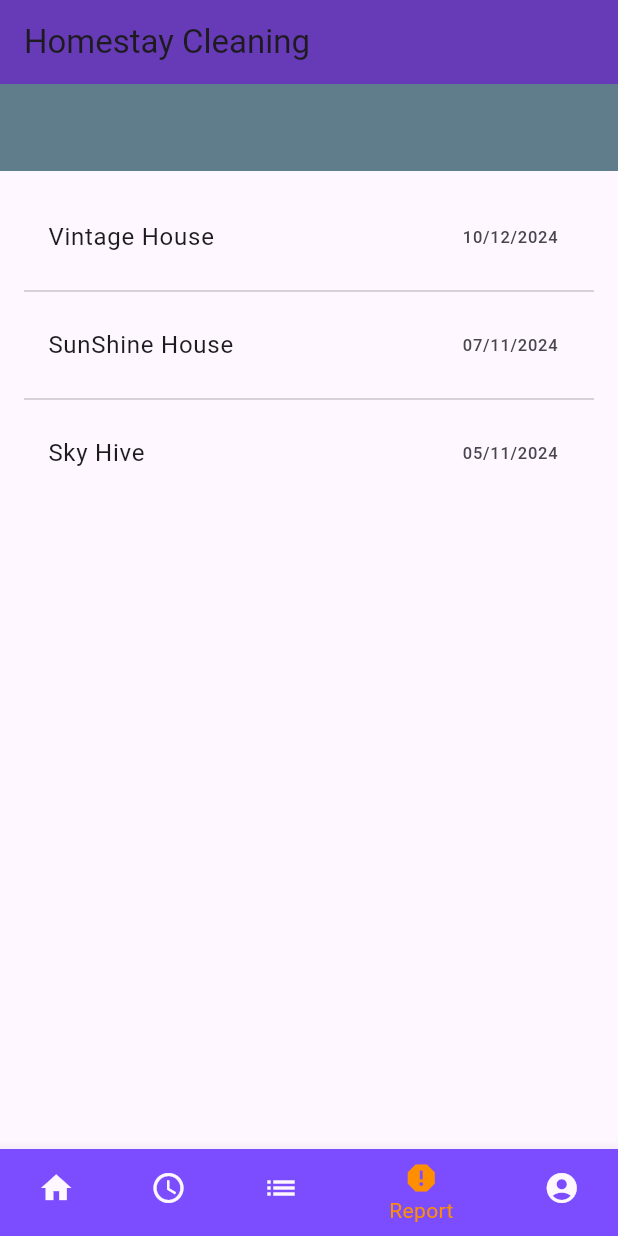
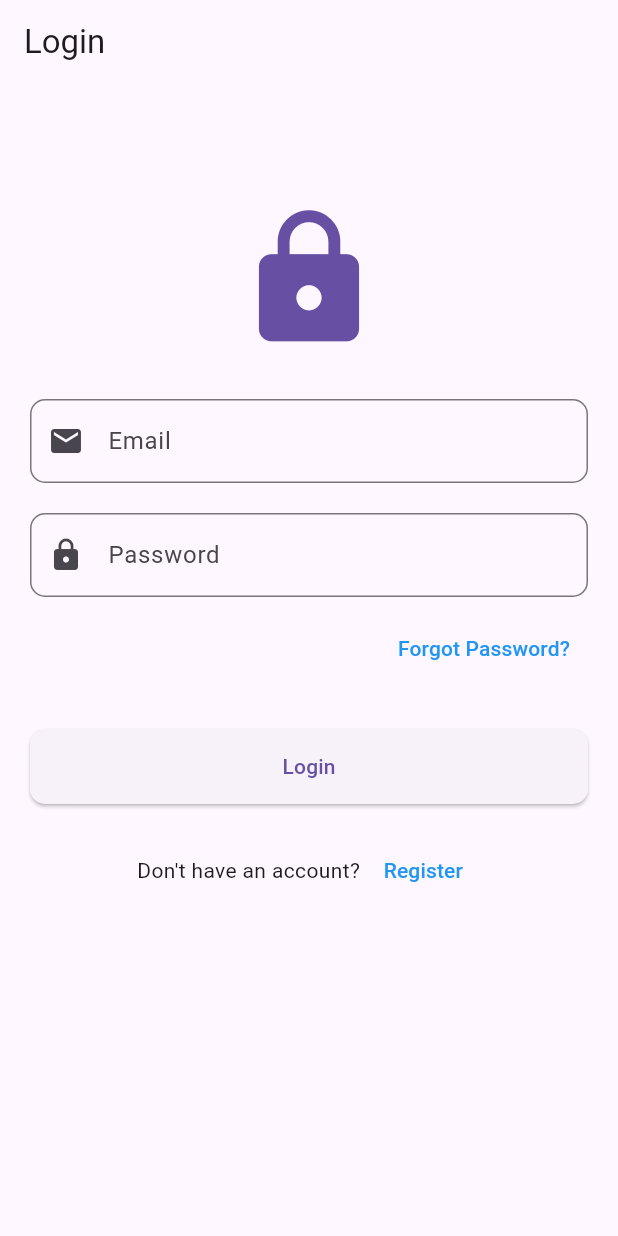
Before and after one commit to mzkiydn/Hotel-Cleaner-Management-System, a Flutter app: the screen it shows after launch, on a phone screen of 412 x 824 dp. Run offline on Flutter 3.47's test engine with Material 3 defaults, Android fonts, the phone set to English and light mode, and no system bars; our stand-ins replace cloud_firestore, firebase_auth, firebase_core; accounts and stored records are empty.

Commit message:
123124/1354

```diff
--- a/lib/Domain/Cleaner.dart
+++ b/lib/Domain/Cleaner.dart
@@ -0,0 +1,48 @@
+import 'package:cloud_firestore/cloud_firestore.dart';
+
+class Cleaner {
+  String fullName;
+  String username;
+  String email;
+  String password;
+  String phoneNumber;
+  String address;
+  String role;
+
+  Cleaner({
+    required this.fullName,
+    required this.username,
+    required this.email,
+    required this.password,
+    required this.phoneNumber,
+    required this.address,
+    this.role = 'Cleaner',
+  });
+
+  // Convert Cleaner object to Firestore format (Map)
+  Map<String, dynamic> toMap() {
+    return {
+      'fullName': fullName,
+      'username': username,
+      'email': email,
+      'password': password,
+      'phoneNumber': phoneNumber,
+      'address': address,
+      'role': role,
+      'createdAt': FieldValue.serverTimestamp(),
+    };
+  }
+
+  // Create Cleaner object from Firestore data
+  factory Cleaner.fromMap(Map<String, dynamic> map) {
+    return Cleaner(
+      fullName: map['fullName'],
+      username: map['username'],
+      email: map['email'],
+      password: map['password'],
+      phoneNumber: map['phoneNumber'],
+      address: map['address'],
+      role: map['role'],
+    );
+  }
+}
--- a/lib/Domain/HouseOwner.dart
+++ b/lib/Domain/HouseOwner.dart
@@ -0,0 +1,48 @@
+import 'package:cloud_firestore/cloud_firestore.dart';
+
+class HouseOwner {
+  String fullName;
+  String username;
+  String email;
+  String password;
+  String phoneNumber;
+  String address;
+  String role;
+
+  HouseOwner({
+    required this.fullName,
+    required this.username,
+    required this.email,
+    required this.password,
+    required this.phoneNumber,
+    required this.address,
+    this.role = 'HouseOwner',
+  });
+
+  // Convert HouseOwner object to Firestore format (Map)
+  Map<String, dynamic> toMap() {
+    return {
+      'fullName': fullName,
+      'username': username,
+      'email': email,
+      'password': password,
+      'phoneNumber': phoneNumber,
+      'address': address,
+      'role': role,
+      'createdAt': FieldValue.serverTimestamp(),
+    };
+  }
+
+  // Create HouseOwner object from Firestore data
+  factory HouseOwner.fromMap(Map<String, dynamic> map) {
+    return HouseOwner(
+      fullName: map['fullName'],
+      username: map['username'],
+      email: map['email'],
+      password: map['password'],
+      phoneNumber: map['phoneNumber'],
+      address: map['address'],
+      role: map['role'],
+    );
+  }
+}
--- /dev/null
+++ b/lib/Provider/LoginController.dart
@@ -0,0 +1,50 @@
+import 'package:cloud_firestore/cloud_firestore.dart';
+import 'package:firebase_auth/firebase_auth.dart';
+
+class LoginController {
+  final FirebaseAuth _auth = FirebaseAuth.instance;
+  final FirebaseFirestore _firestore = FirebaseFirestore.instance;
+
+  Future<String?> loginUser({required String email, required String password}) async {
+    try {
+      // Attempt to sign in with Firebase Authentication
+      UserCredential userCredential = await _auth.signInWithEmailAndPassword(
+        email: email,
+        password: password,
+      );
+
+      // Fetch user data from Firestore
+      DocumentSnapshot userDoc = await _firestore.collection('users').doc(userCredential.user?.uid).get();
+
+      if (userDoc.exists) {
+        var userData = userDoc.data() as Map<String, dynamic>;
+
+        // Check if the account is active
+        if (userData['status'] == 'active') {
+          // Check the user's role and perform corresponding logic
+          if (userData['role'] == 'Cleaner') {
+            // Handle logic for Cleaner
+            // return 'Cleaner login successful';
+          } else if (userData['role'] == 'HouseOwner') {
+            // Handle logic for HouseOwner
+            // return 'HouseOwner login successful';
+          }
+        } else {
+          return 'User account is not active';
+        }
+      } else {
+        return 'User data not found';
+      }
+    } on FirebaseAuthException catch (e) {
+      if (e.code == 'user-not-found') {
+        return 'User not found';
+      } else if (e.code == 'wrong-password') {
+        return 'Incorrect password';
+      } else {
+        return e.message ?? 'An error occurred';
+      }
+    } catch (e) {
+      return 'An unexpected error occurred: $e';
+    }
+  }
+}
--- a/lib/Routes/route.dart
+++ b/lib/Routes/route.dart
@@ -1,8 +1,12 @@
 import 'package:flutter/material.dart';
+import 'package:hcms_sep/Views/Register/loginInterface.dart';
+import 'package:hcms_sep/Views/Register/registerInterface.dart';
 import 'package:hcms_sep/Views/Report/reportView.dart';
 
 class Routes {
   static final Map<String, WidgetBuilder> routes = {
     '/report': (context) => ReportView(),
+    '/register': (context) => RegisterInterface(),
+    '/login': (context) => LoginInterface(),
   };
 }
--- a/lib/Views/Register/loginInterface.dart
+++ b/lib/Views/Register/loginInterface.dart
@@ -0,0 +1,165 @@
+import 'package:flutter/material.dart';
+import 'package:hcms_sep/Provider/LoginController.dart';
+
+class LoginInterface extends StatefulWidget {
+  @override
+  _LoginInterfaceState createState() => _LoginInterfaceState();
+}
+
+class _LoginInterfaceState extends State<LoginInterface> {
+  final _emailController = TextEditingController();
+  final _passwordController = TextEditingController();
+  final _formKey = GlobalKey<FormState>();
+  bool isLoading = false;
+
+  final LoginController controller = LoginController();
+
+  @override
+  Widget build(BuildContext context) {
+    return Scaffold(
+      appBar: AppBar(
+        title: const Text('Login'),
+      ),
+      body: Padding(
+        padding: const EdgeInsets.symmetric(horizontal: 20, vertical: 30),
+        child: SingleChildScrollView(
+          child: Form(
+            key: _formKey,
+            child: Column(
+              crossAxisAlignment: CrossAxisAlignment.stretch,
+              children: [
+                const SizedBox(height: 50),
+                // App Logo
+                Center(
+                  child: Icon(
+                    Icons.lock,
+                    size: 100,
+                    color: Theme.of(context).primaryColor,
+                  ),
+                ),
+                const SizedBox(height: 30),
+                // Email Field
+                TextFormField(
+                  controller: _emailController,
+                  decoration: InputDecoration(
+                    labelText: 'Email',
+                    border: OutlineInputBorder(
+                      borderRadius: BorderRadius.circular(10),
+                    ),
+                    prefixIcon: const Icon(Icons.email),
+                  ),
+                  keyboardType: TextInputType.emailAddress,
+                  validator: (value) {
+                    if (value == null ||
+                        !RegExp(r"^[a-zA-Z0-9._%+-]+@[a-zA-Z0-9.-]+\.[a-zA-Z]{2,}$")
+                            .hasMatch(value)) {
+                      return 'Enter a valid email address';
+                    }
+                    return null;
+                  },
+                ),
+                const SizedBox(height: 20),
+                // Password Field
+                TextFormField(
+                  controller: _passwordController,
+                  decoration: InputDecoration(
+                    labelText: 'Password',
+                    border: OutlineInputBorder(
+                      borderRadius: BorderRadius.circular(10),
+                    ),
+                    prefixIcon: const Icon(Icons.lock),
+                  ),
+                  obscureText: true,
+                  validator: (value) {
+                    if (value == null || value.length < 6) {
+                      return 'Password must be at least 6 characters long';
+                    }
+                    return null;
+                  },
+                ),
+                const SizedBox(height: 10),
+                // Forgot Password
+                Align(
+                  alignment: Alignment.centerRight,
+                  child: TextButton(
+                    onPressed: () {
+                      Navigator.pushNamed(context, '/forgot-password');
+                    },
+                    child: const Text(
+                      'Forgot Password?',
+                      style: TextStyle(color: Colors.blue),
+                    ),
+                  ),
+                ),
+                const SizedBox(height: 30),
+                // Login Button
+                ElevatedButton(
+                  onPressed: isLoading
+                      ? null
+                      : () async {
+                    if (_formKey.currentState!.validate()) {
+                      setState(() {
+                        isLoading = true;
+                      });
+
+                      String? result = await controller.loginUser(
+                        email: _emailController.text,
+                        password: _passwordController.text,
+                      );
+
+                      setState(() {
+                        isLoading = false;
+                      });
+
+                      if (result == null) {
+                        // Navigate to /report on successful login
+                        ScaffoldMessenger.of(context).showSnackBar(
+                          const SnackBar(
+                            content: Text('Login successful'),
+                          ),
+                        );
+                        Navigator.pushNamed(context, '/report');
+                      } else {
+                        ScaffoldMessenger.of(context).showSnackBar(
+                          SnackBar(
+                            content: Text(result),
+                          ),
+                        );
+                      }
+                    }
+                  },
+                  style: ElevatedButton.styleFrom(
+                    padding: const EdgeInsets.symmetric(vertical: 15),
+                    shape: RoundedRectangleBorder(
+                      borderRadius: BorderRadius.circular(10),
+                    ),
+                  ),
+                  child: isLoading
+                      ? const CircularProgressIndicator()
+                      : const Text('Login'),
+                ),
+                const SizedBox(height: 20),
+                // Register Link
+                Row(
+                  mainAxisAlignment: MainAxisAlignment.center,
+                  children: [
+                    const Text("Don't have an account? "),
+                    TextButton(
+                      onPressed: () {
+                        Navigator.pushNamed(context, '/register');
+                      },
+                      child: const Text(
+                        'Register',
+                        style: TextStyle(color: Colors.blue),
+                      ),
+                    ),
+                  ],
+                ),
+              ],
+            ),
+          ),
+        ),
+      ),
+    );
+  }
+}
--- a/lib/main.dart
+++ b/lib/main.dart
@@ -21,7 +21,7 @@
   Widget build(BuildContext context) {
     return MaterialApp(
       debugShowCheckedModeBanner: false,
-      initialRoute: '/report', //nanti tukar home
+      initialRoute: '/login', //nanti tukar home
       routes: Routes.routes,
     );
   }
--- a/pubspec.yaml
+++ b/pubspec.yaml
@@ -35,7 +35,9 @@ dependencies:
   # The following adds the Cupertino Icons font to your application.
   # Use with the CupertinoIcons class for iOS style icons.
   cupertino_icons: ^1.0.6
-  firebase_core: ^3.8.1
+  firebase_core: ^3.9.0
+  cloud_firestore: ^5.6.0
+  firebase_auth: 5.3.4
 
 
 
```
Also changed, not shown: lib/Provider/RegisterController.dart (+58 -0 lines), lib/Views/Register/registerInterface.dart (+226 -0 lines), pubspec.lock, 5 other files.
